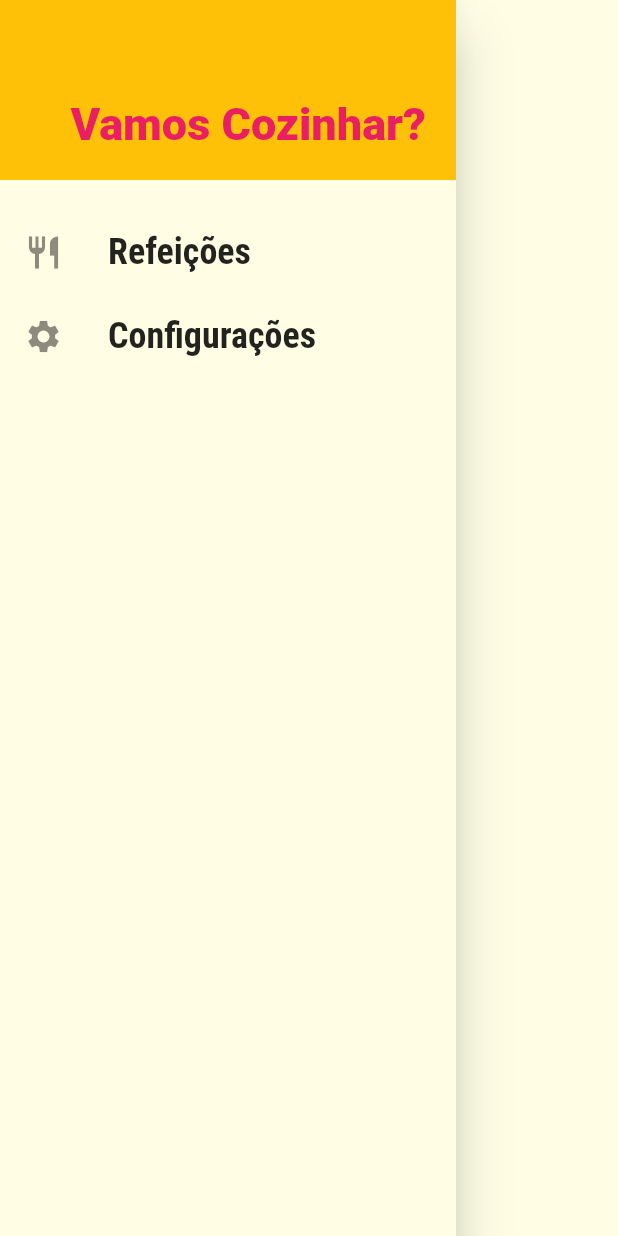
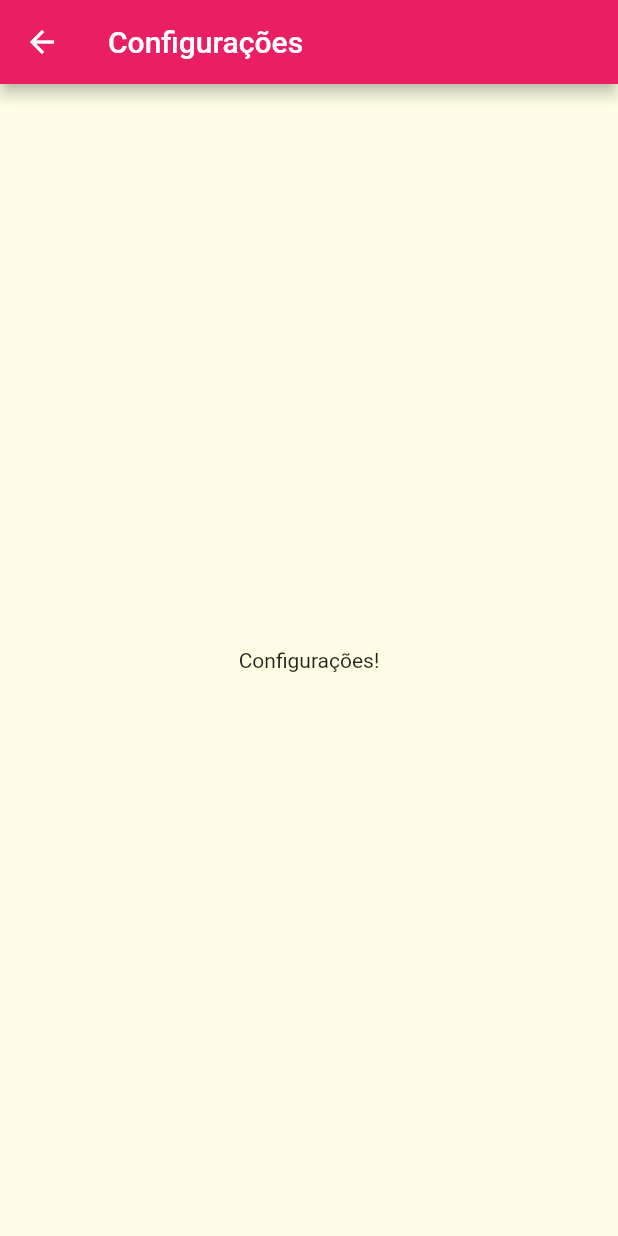
Before and after one commit to teilorbarcelos/flutter-foods, a Flutter app: the MainDrawer widget shown alone on an empty page, opened directly, after a tap on "Configurações", on a phone screen of 412 x 824 dp. Run offline on Flutter 3.47's test engine with Material 2 defaults, Android fonts, the light colour scheme and no system bars; network calls fail.

Commit message:
settings screen added

```diff
--- a/lib/components/main_drawer.dart
+++ b/lib/components/main_drawer.dart
@@ -1,11 +1,16 @@
 import 'package:flutter/material.dart';
 import 'package:flutter/src/widgets/container.dart';
 import 'package:flutter/src/widgets/framework.dart';
+import 'package:flutter_foods/utils/app_routes.dart';
 
 class MainDrawer extends StatelessWidget {
   const MainDrawer({super.key});
 
-  Widget _createItem(IconData icon, String label) {
+  Widget _createItem(
+    IconData icon,
+    String label,
+    Function onTap,
+  ) {
     return ListTile(
       leading: Icon(
         icon,
@@ -19,7 +24,7 @@ class MainDrawer extends StatelessWidget {
           fontWeight: FontWeight.bold,
         ),
       ),
-      onTap: () {},
+      onTap: () => onTap(),
     );
   }
 
@@ -46,8 +51,8 @@ class MainDrawer extends StatelessWidget {
           SizedBox(
             height: 20,
           ),
-          _createItem(Icons.restaurant, 'Refeições'),
-          _createItem(Icons.settings, 'Configurações')
+          _createItem(Icons.restaurant, 'Refeições', () => Navigator.of(context).pushNamed(AppRoutes.HOME)),
+          _createItem(Icons.settings, 'Configurações', () => Navigator.of(context).pushNamed(AppRoutes.SETTINGS))
         ],
       ),
     );
--- a/lib/main.dart
+++ b/lib/main.dart
@@ -1,7 +1,7 @@
 import 'package:flutter/material.dart';
 import 'package:flutter_foods/screens/categories_foods_screen.dart';
-import 'package:flutter_foods/screens/categories_screen.dart';
 import 'package:flutter_foods/screens/food_detail_screen.dart';
+import 'package:flutter_foods/screens/settings_screen.dart';
 import 'package:flutter_foods/screens/tabs_screen.dart';
 import 'package:flutter_foods/utils/app_routes.dart';
 
@@ -32,6 +32,7 @@ class MyApp extends StatelessWidget {
         AppRoutes.HOME: (context) => TabsScreen(),
         AppRoutes.CATEGORIES_FOODS: (context) => CategoriesFoodsScreen(),
         AppRoutes.FOOD_DETAIL: (context) => FoodDetailScreen(),
+        AppRoutes.SETTINGS: (context) => SettingsScreen(),
       },
     );
   }
--- /dev/null
+++ b/lib/screens/settings_screen.dart
@@ -0,0 +1,19 @@
+import 'package:flutter/material.dart';
+import 'package:flutter/src/widgets/container.dart';
+import 'package:flutter/src/widgets/framework.dart';
+
+class SettingsScreen extends StatelessWidget {
+  const SettingsScreen({super.key});
+
+  @override
+  Widget build(BuildContext context) {
+    return Scaffold(
+      appBar: AppBar(
+        title: Text('Configurações'),
+      ),
+      body: Center(
+        child: Text('Configurações!'),
+      )
+    );
+  }
+}
--- a/lib/utils/app_routes.dart
+++ b/lib/utils/app_routes.dart
@@ -2,4 +2,5 @@ class AppRoutes {
   static const HOME = '/';
   static const CATEGORIES_FOODS = '/food-categories';
   static const FOOD_DETAIL = '/food-detail';
+  static const SETTINGS = '/settings';
 }
```
